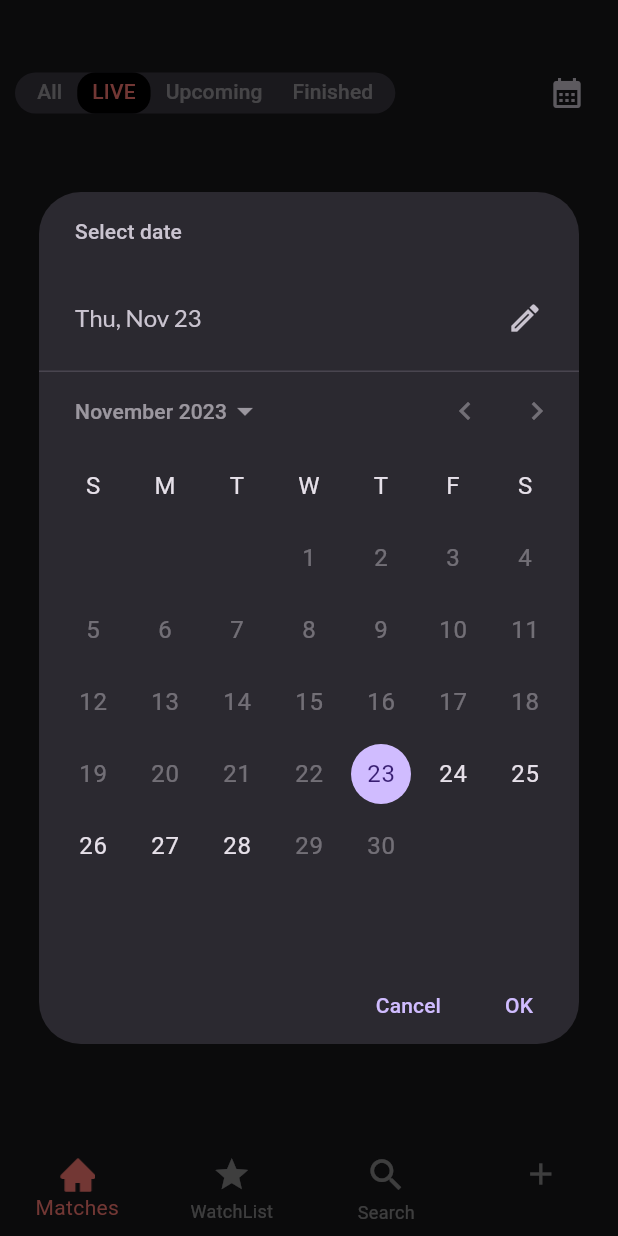
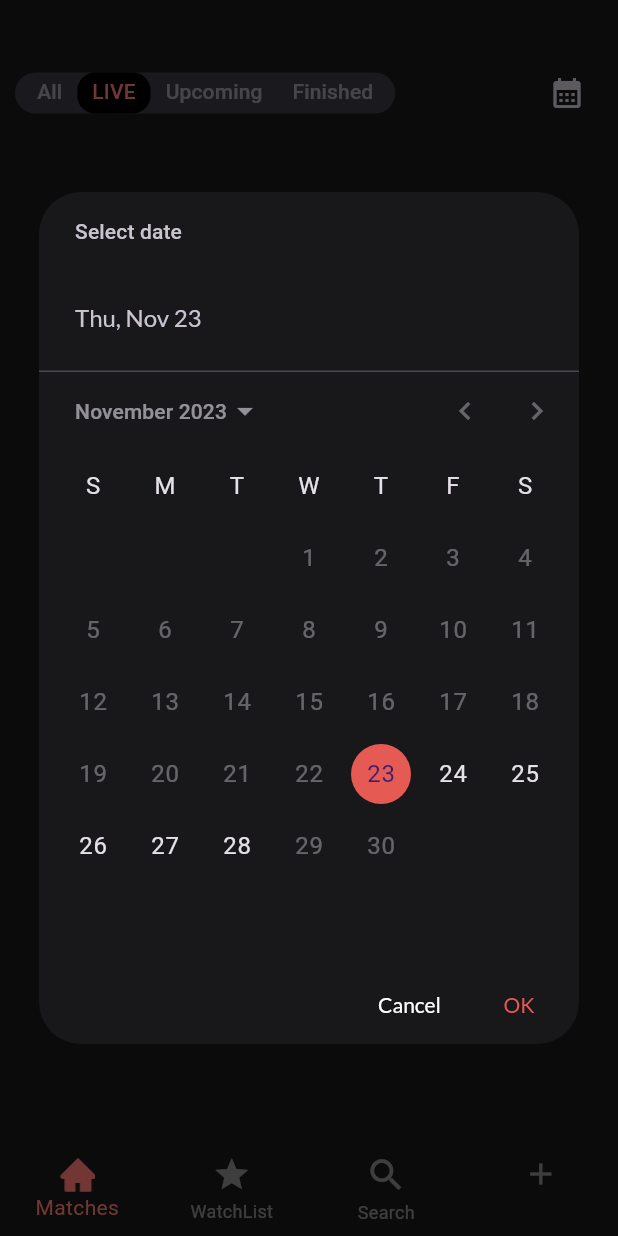
Before and after one commit to MoatazTabl/SwiftGoal, a Flutter app: the screen it shows after launch, tab 2 chosen, after a tap on the "calendar month" icon, on a phone screen of 412 x 824 dp. Run offline on Flutter 3.47's test engine with Material 3 defaults, Android fonts, the light colour scheme and no system bars; our stand-ins replace flutter_screenutil, go_router, google_fonts.

Commit message:
made changes to home_screen datePicker

```diff
--- a/lib/core/app_text_style.dart
+++ b/lib/core/app_text_style.dart
@@ -2,17 +2,20 @@ import 'package:flutter/material.dart';
 import 'package:google_fonts/google_fonts.dart';
 import 'package:swift_goal/core/app_theme.dart';
 
-TextTheme appTextThemeLight = TextTheme(
+class AppTextTheme {
+  static TextTheme appTextThemeLight = TextTheme(
     headlineLarge: GoogleFonts.lato(
       fontSize: 16,
       color: Colors.white,
     ),
     headlineMedium: GoogleFonts.lato(fontSize: 14, color: Colors.white),
-  headlineSmall: GoogleFonts.lato(fontSize: 12, color: const Color(0xffBCBCBC),fontWeight: FontWeight.w900),
+    headlineSmall: GoogleFonts.lato(
+        fontSize: 12,
+        color: const Color(0xffBCBCBC),
+        fontWeight: FontWeight.w900),
     bodySmall: GoogleFonts.lato(fontSize: 10, color: AppThemes.oWhite600),
-
   );
-TextTheme appTextThemeDark = TextTheme(
+  static TextTheme appTextThemeDark = TextTheme(
     headlineLarge: GoogleFonts.lato(
       fontSize: 24,
       color: Colors.black,
@@ -22,3 +25,4 @@ TextTheme appTextThemeDark = TextTheme(
     bodySmall: GoogleFonts.lato(fontSize: 8, color: Colors.black),
     displayMedium: GoogleFonts.inter(fontSize: 14, color: Colors.black54),
   );
+}
--- a/lib/core/app_theme.dart
+++ b/lib/core/app_theme.dart
@@ -3,28 +3,24 @@ import 'package:flutter_screenutil/flutter_screenutil.dart';
 import 'app_text_style.dart';
 
 class AppThemes {
-
-  static const Color mainDarkGrey=Color(0xff18181B);
-  static const Color coral500=Color(0xffE55A53);
-  static const Color coral400=Color(0xffF87871);
-  static const Color neutral400=Color(0xff9890A6);
-  static const Color tabBarBackGround=Color(0xFF393640);
-  static  const Color oNeutral400= Color(0xff9890A6);
-  static  const Color oBlack=Color(0xFF262628);
-  static  const Color oBlack6= Color(0xFF323235);
-  static  Color oWhite600=const Color(0xffFFFFFF).withOpacity(.48);
-  static  Color oWhite300=const Color(0xffffffff).withOpacity(.16);
-
-
+  static const Color mainDarkGrey = Color(0xff18181B);
+  static const Color coral500 = Color(0xffE55A53);
+  static const Color coral400 = Color(0xffF87871);
+  static const Color neutral400 = Color(0xff9890A6);
+  static const Color tabBarBackGround = Color(0xFF393640);
+  static const Color oNeutral400 = Color(0xff9890A6);
+  static const Color oBlack = Color(0xFF262628);
+  static const Color oBlack6 = Color(0xFF323235);
+  static Color oWhite600 = const Color(0xffFFFFFF).withOpacity(.48);
+  static Color oWhite300 = const Color(0xffffffff).withOpacity(.16);
 
   /// App Dark Theme
   static ThemeData darkTheme = ThemeData(
     scaffoldBackgroundColor: mainDarkGrey,
     brightness: Brightness.dark,
-    textTheme: appTextThemeLight,
-    bottomNavigationBarTheme:  BottomNavigationBarThemeData(
+    textTheme: AppTextTheme.appTextThemeLight,
+    bottomNavigationBarTheme: BottomNavigationBarThemeData(
       backgroundColor: mainDarkGrey,
-
       elevation: 10,
       type: BottomNavigationBarType.fixed,
       selectedItemColor: coral400,
@@ -34,19 +30,74 @@ class AppThemes {
         dividerHeight: 0,
         unselectedLabelColor: const Color(0xffffffff).withOpacity(.48),
         indicatorColor: AppThemes.coral400,
-        labelStyle: const TextStyle(color: AppThemes.coral400,fontWeight: FontWeight.w900,fontSize: 16),
-
-        splashFactory: NoSplash.splashFactory
-
+        labelStyle: const TextStyle(
+            color: AppThemes.coral400,
+            fontWeight: FontWeight.w900,
+            fontSize: 16),
+        splashFactory: NoSplash.splashFactory),
+    datePickerTheme: DatePickerThemeData(
+      elevation: 0,
+      backgroundColor: AppThemes.mainDarkGrey,
+      todayForegroundColor: MaterialStateProperty.resolveWith(
+        (states) {
+          if (states.contains(
+            MaterialState.selected,
+          )) {
+            return AppThemes.mainDarkGrey;
+          } else {
+            return AppThemes.coral500;
+          }
+        },
+      ),
+      todayBackgroundColor: MaterialStateProperty.resolveWith(
+        (states) {
+          if (states.contains(
+            MaterialState.selected,
+          )) {
+            return AppThemes.coral500;
+          } else {
+            return AppThemes.mainDarkGrey;
+          }
+        },
+      ),
+      dayBackgroundColor: MaterialStateProperty.resolveWith(
+        (states) {
+          if (states.contains(
+            MaterialState.selected,
+          )) {
+            return AppThemes.coral500;
+          } else {
+            return AppThemes.mainDarkGrey;
+          }
+        },
+      ),
+      confirmButtonStyle: ButtonStyle(
+        textStyle: MaterialStateProperty.all(
+          AppTextTheme.appTextThemeLight.headlineMedium,
+        ),
+        foregroundColor: MaterialStateProperty.all(
+          AppThemes.coral500,
+        ),
+      ),
+      cancelButtonStyle: ButtonStyle(
+        textStyle: MaterialStateProperty.all(
+          AppTextTheme.appTextThemeLight.headlineMedium,
+        ),
+        foregroundColor: MaterialStateProperty.all(
+          Colors.white,
+        ),
+      ),
     ),
     bottomSheetTheme: BottomSheetThemeData(
       dragHandleColor: coral400,
-      shape: RoundedRectangleBorder(borderRadius: BorderRadius.circular(20.w)),
+      shape: RoundedRectangleBorder(
+        borderRadius: BorderRadius.circular(
+          20.w,
+        ),
+      ),
     ),
     switchTheme: const SwitchThemeData(
       thumbColor: MaterialStatePropertyAll<Color>(Colors.white),
     ),
   );
-
-
 }
--- a/lib/feature/home/presentation/view/home_screen.dart
+++ b/lib/feature/home/presentation/view/home_screen.dart
@@ -41,8 +41,7 @@ class _HomeScreenState extends State<HomeScreen> {
                 ],
               ),
               Expanded(
-                child: TabBarView(
-                    children: [
+                child: TabBarView(children: [
                   ListView.builder(
                     itemBuilder: (context, index) {
                       return const LeagueMatchesItem();
@@ -58,7 +57,6 @@ class _HomeScreenState extends State<HomeScreen> {
                   ),
                 ]),
               ),
-
             ],
           ),
         ),
@@ -69,8 +67,15 @@ class _HomeScreenState extends State<HomeScreen> {
   void chooseDate(BuildContext context) {
     showDatePicker(
       context: context,
+      builder: (context, child) {
+        return Theme(
+            data: Theme.of(context),
+            child: child!);
+      },
       firstDate: DateTime.now(),
       lastDate: DateTime.now().add(const Duration(days: 5)),
-        initialDate: DateTime.now());
+      initialDate: DateTime.now(),
+      initialEntryMode: DatePickerEntryMode.calendarOnly,
+    );
   }
 }
```
Also changed, not shown: lib/feature/match_details/presentation/view/widgets/match_half_announcement.dart (+18 -1 lines). Lines whose indentation alone changed are shown as unchanged.
